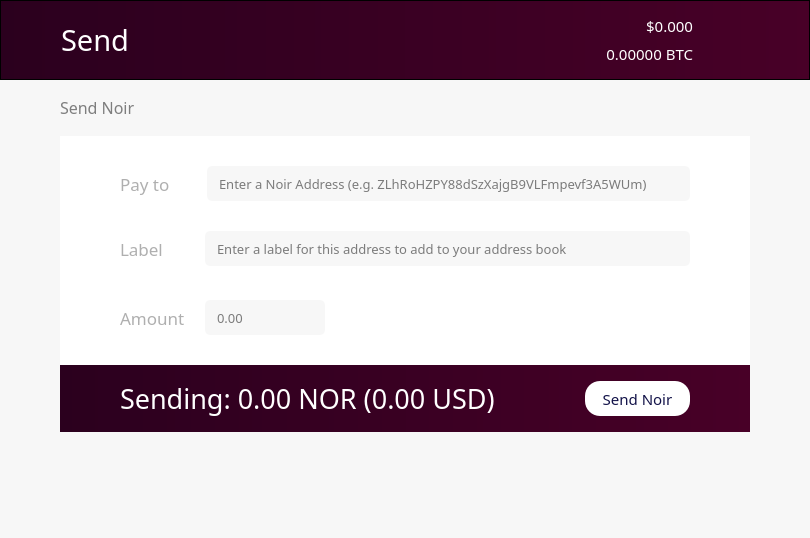
Qt form src/qt/forms/sendcoinsdialog.ui (noirofficial/noir) before a commit.
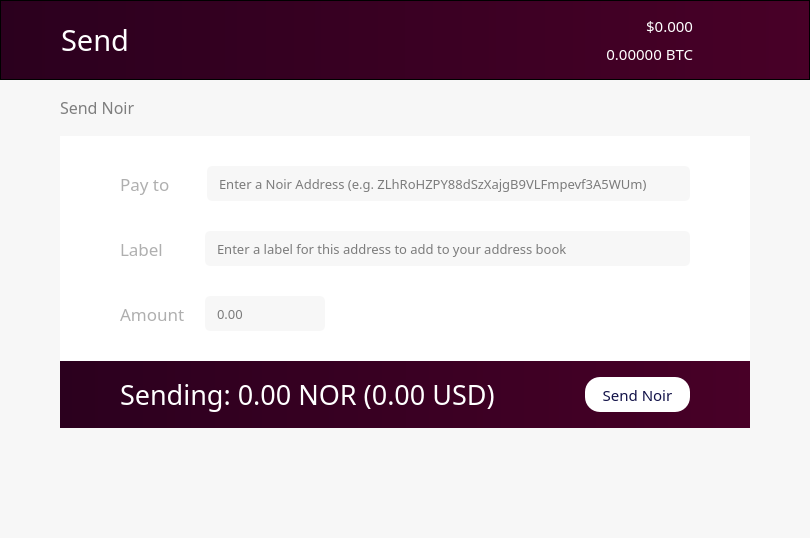
The same form after that commit. Icons and pictures are not drawn. Custom widgets are drawn as their Qt base class.

```diff
--- a/src/qt/forms/sendcoinsdialog.ui
+++ b/src/qt/forms/sendcoinsdialog.ui
@@ -502,7 +502,7 @@
              <number>0</number>
             </property>
             <property name="bottomMargin">
-             <number>4</number>
+             <number>0</number>
             </property>
             <item>
              <widget class="QLabel" name="label_5">
@@ -607,10 +607,16 @@
                 <verstretch>0</verstretch>
                </sizepolicy>
               </property>
+              <property name="minimumSize">
+               <size>
+                <width>0</width>
+                <height>35</height>
+               </size>
+              </property>
               <property name="maximumSize">
                <size>
                 <width>120</width>
-                <height>16777215</height>
+                <height>35</height>
                </size>
               </property>
               <property name="font">
@@ -621,7 +627,7 @@
               </property>
               <property name="styleSheet">
                <string notr="true">background-color:rgba(247, 247, 247, 250);
-height: 35px;
+color:black;
 border-radius:5px;
 border-style:solid;
 border-color:gray;
```
Left out of the diff: 27 changed lines with no effect on the pictures.
